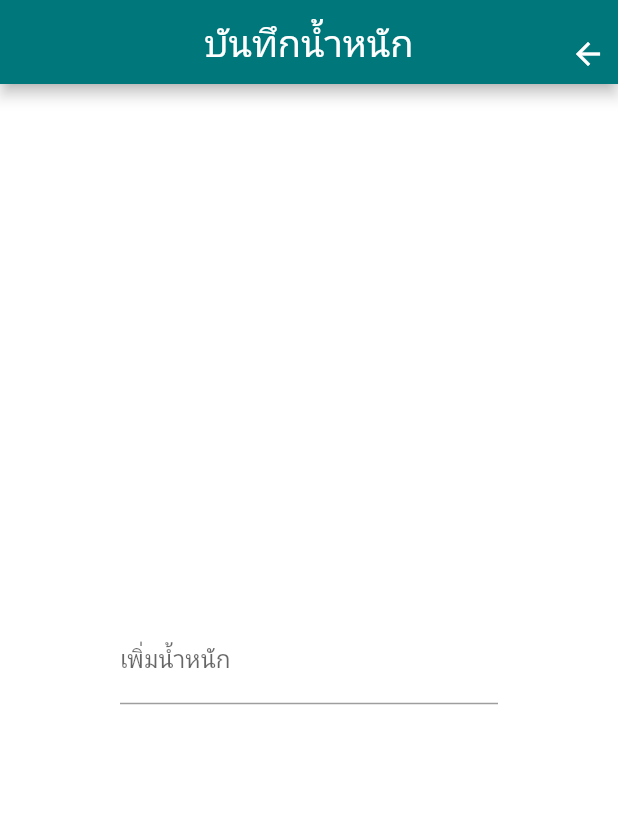
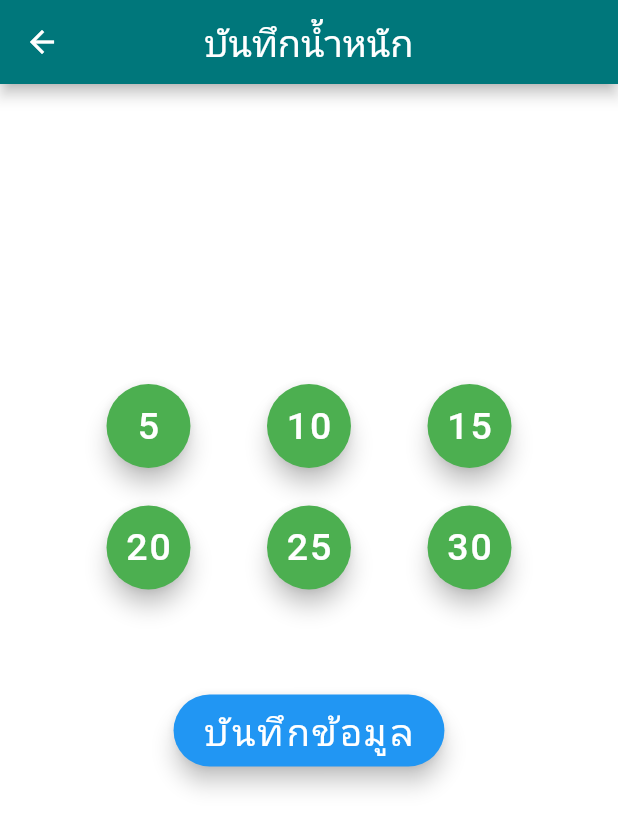
Before and after one commit to taemainon/git_garbagetruck, a Flutter app: the WeighScreen screen opened directly, on a phone screen of 412 x 824 dp. Shown: the top 829 px of the screen. Run offline on Flutter 3.47's test engine with Material 2 defaults, Android fonts, the phone set to English and light mode, and no system bars; our stand-ins replace geolocator, get, get_it, get_storage, google_maps_flutter; missing offline and left inert: dart:ffi, flutter_polyline_points, mqtt_client; accounts and stored records are empty.

Commit message:
หน้าเพิ่มน้ำหนัก

```diff
--- a/garbagetruck/lib/main.dart
+++ b/garbagetruck/lib/main.dart
@@ -10,6 +10,8 @@ import 'modules/helpers/screen_route.dart';
 import 'modules/helpers/service_locator.dart';
 import 'modules/screen/login_screen.dart';
 import 'modules/screen/map_screen.dart';
+import 'modules/screen/weigh_screen.dart';
+//import 'modules/widgets/show_icon_button.dart';
 
 void main() {
   setupLocator();
@@ -46,6 +48,7 @@ class MyApp extends StatelessWidget {
             '/map': (BuildContext context) => MapScreen(),
             '/profile': (BuildContext context) => profileScreen(),
             '/hist': (BuildContext context) => historyScreen(),
+            '/weigh': (BuildContext context) => WeighScreen(),
             //'/test': (BuildContext context) => test(),
           }),
     );
--- a/garbagetruck/lib/modules/screen/login_screen.dart
+++ b/garbagetruck/lib/modules/screen/login_screen.dart
@@ -16,7 +16,6 @@ import 'package:garbagetruck/utillity/my_constant.dart';
 import 'package:provider/provider.dart';
 import 'package:http/http.dart' as http;
 import 'package:get_storage/get_storage.dart';
-
 import '../../responsive.dart';
 
 import 'package:geolocator/geolocator.dart';
@@ -179,7 +178,7 @@ class _loginState extends State<login> {
       children: [
         Container(
           margin: EdgeInsets.only(top: height * 0.05),
-          width: width * 0.6,
+          width: width * 0.5,
           child: ElevatedButton(
             child: Text("Login"),
             style: MyConstant().MyButtonStlye2(),
@@ -217,7 +216,7 @@ class _loginState extends State<login> {
     // for (var i in _count) {
 
     // }
-    _manager.subScribeTo("moyanyo61022540");
+    _manager.subScribeTo("moyanyo");
     // print("car" + _driverid + _carid);
 
     MaterialPageRoute route =
--- a/garbagetruck/lib/modules/screen/weigh_screen.dart
+++ b/garbagetruck/lib/modules/screen/weigh_screen.dart
@@ -17,6 +17,12 @@ class WeighScreen extends StatefulWidget {
 
 class _WeighScreenState extends State<WeighScreen> {
   int int_count = 0;
+  int? weigh1 = 5;
+  int? weigh2 = 10;
+  int? weigh3 = 15;
+  int? weigh4 = 20;
+  int? weigh5 = 25;
+  int? weigh6 = 30;
 
   get _count => null;
 
@@ -27,17 +33,15 @@ class _WeighScreenState extends State<WeighScreen> {
         appBar: AppBar(
           centerTitle: true,
           // toolbarHeight: height * (5 / 100) + 20,
-        actions: [
-          IconButton(
-            alignment: Alignment.bottomRight,
+          leading: IconButton(
             icon: Icon(Icons.arrow_back),
             onPressed: () {
-              Navigator.push(context, MaterialPageRoute(builder: (context) {
+              Navigator.pushReplacement(context,
+                  MaterialPageRoute(builder: (context) {
                 return MapView();
               }));
             },
           ),
-        ],
           title: ShowTitle(
             title: 'บันทึกน้ำหนัก',
             textStyle: TextStyle(
@@ -47,20 +51,108 @@ class _WeighScreenState extends State<WeighScreen> {
           ),
           backgroundColor: MyConstant.dark,
         ),
-      body: new Container(
-          padding: const EdgeInsets.all(80.0),
+        body: Container(
+            padding: const EdgeInsets.only(
+                top: 200, left: 20, right: 20, bottom: 50),
             child: new Column(
-            mainAxisAlignment: MainAxisAlignment.center,
+              //mainAxisAlignment: MainAxisAlignment.center,
               children: <Widget>[
-              new TextField(
-                decoration: new InputDecoration(labelText: "เพิ่มน้ำหนัก"),
-                keyboardType: TextInputType.number,
-                inputFormatters: <TextInputFormatter>[
-                  FilteringTextInputFormatter.digitsOnly
-                ], // Only numbers can be entered
+                Row(
+                  mainAxisAlignment: MainAxisAlignment.spaceEvenly,
+                  children: <Widget>[
+                    FloatingActionButton(
+                      onPressed: () {
+                        print(weigh1);
+                      },
+                      backgroundColor: Colors.green,
+                      child: const Text(
+                        "5",
+                        style: TextStyle(fontSize: 25),
                       ),
+                    ),
+                    FloatingActionButton(
+                      onPressed: () {
+                        print(weigh2);
+                      },
+                      backgroundColor: Colors.green,
+                      child: const Text(
+                        "10",
+                        style: TextStyle(fontSize: 25),
+                      ),
+                    ),
+                    FloatingActionButton(
+                      onPressed: () {
+                        print(weigh3);
+                      },
+                      backgroundColor: Colors.green,
+                      child: const Text(
+                        "15",
+                        style: TextStyle(fontSize: 25),
+                      ),
+                    )
                   ],
-          )),
-    );
+                ),
+                SizedBox(
+                  height: 25,
+                ),
+                Row(
+                  mainAxisAlignment: MainAxisAlignment.spaceEvenly,
+                  children: <Widget>[
+                    FloatingActionButton(
+                      onPressed: () {
+                        print(weigh4);
+                      },
+                      backgroundColor: Colors.green,
+                      child: const Text(
+                        "20",
+                        style: TextStyle(fontSize: 25),
+                      ),
+                    ),
+                    FloatingActionButton(
+                      onPressed: () {
+                        print(weigh5);
+                      },
+                      backgroundColor: Colors.green,
+                      child: const Text(
+                        "25",
+                        style: TextStyle(fontSize: 25),
+                      ),
+                    ),
+                    FloatingActionButton(
+                      onPressed: () {
+                        print(weigh6);
+                      },
+                      backgroundColor: Colors.green,
+                      child: const Text(
+                        "30",
+                        style: TextStyle(fontSize: 25),
+                      ),
+                    )
+                  ],
+                ),
+
+                // new TextField(
+                //   decoration:
+                //       new InputDecoration(labelText: "เพิ่มน้ำหนัก(กิโลกรัม)"),
+                //   autofocus: true,
+                //   keyboardType: TextInputType.number,
+                //   inputFormatters: <TextInputFormatter>[
+                //     FilteringTextInputFormatter.digitsOnly
+                //   ], // Only numbers can be entered
+                // ),
+                SizedBox(
+                  height: 70,
+                ),
+                FloatingActionButton.extended(
+                  label: const Text(
+                    "บันทึกข้อมูล",
+                    style: TextStyle(fontSize: 25),
+                  ),
+                  // color: Colors.blue,
+                  // textColor: Colors.white,
+                  onPressed: () {},
+                )
+              ],
+            )));
   }
 }
```
Also changed, not shown: garbagetruck/images/img2.png (added), garbagetruck/images/img3.png, garbagetruck/images/logo1.png (added), garbagetruck/images/logo2.png (added), 5 other files. Lines whose indentation alone changed are shown as unchanged.
